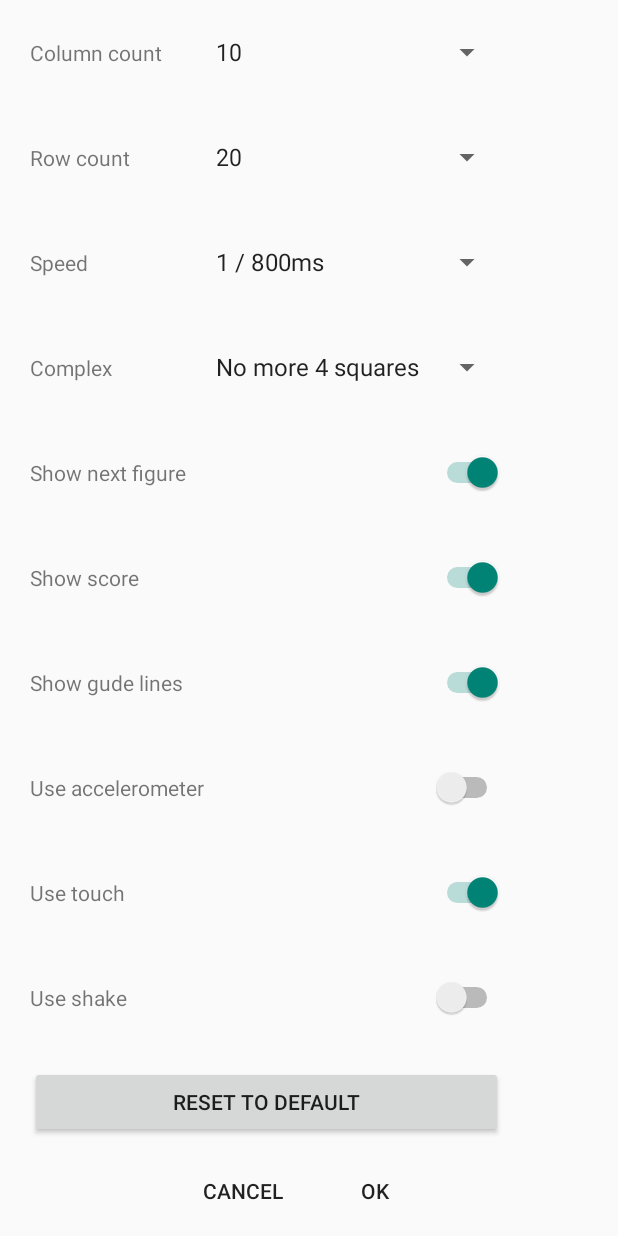
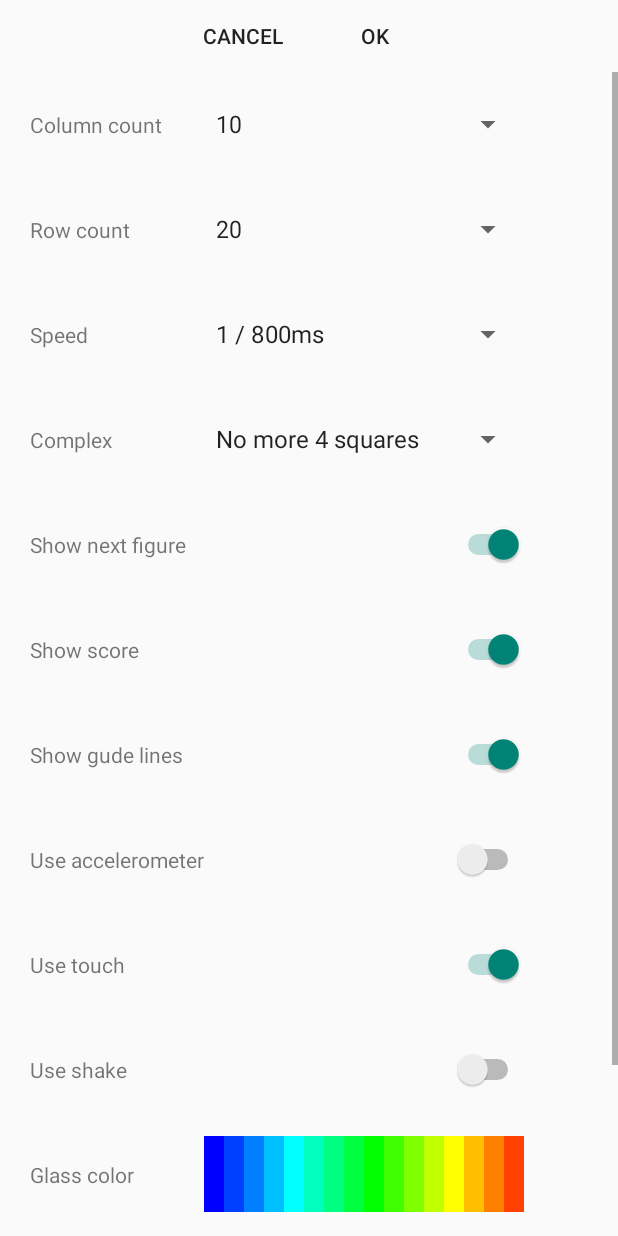
Before and after one commit to olegyurchenko/AndroidTetrisGame, an Android app: the screen it shows after launch (TetrisSettingsActivity), after a tap on "Settings", on a phone screen of 412 x 824 dp. Run offline under Robolectric (Android 15) with nearby library versions, the light colour scheme and no system bars.

Commit message:
Add glass color settings

```diff
--- a/app/src/main/java/ua/probe/oleg/tetrisgamecollection/SettingsActivity.java
+++ b/app/src/main/java/ua/probe/oleg/tetrisgamecollection/SettingsActivity.java
@@ -3,13 +3,21 @@ package ua.probe.oleg.tetrisgamecollection;
 import android.app.Activity;
 import android.content.Intent;
 //import android.support.v7.app.AppCompatActivity;
+import android.graphics.Color;
 import android.os.Bundle;
+import android.text.Editable;
+import android.text.TextWatcher;
+import android.util.Log;
 import android.view.View;
 import android.widget.ArrayAdapter;
+import android.widget.EditText;
 import android.widget.Spinner;
 import android.widget.Switch;
 
 import java.util.ArrayList;
+
+import ua.probe.oleg.tetrisgamecollection.colorpicker.LineColorPicker;
+import ua.probe.oleg.tetrisgamecollection.colorpicker.OnColorChangedListener;
 
 public class SettingsActivity extends Activity
   implements View.OnClickListener
@@ -20,6 +28,11 @@ public class SettingsActivity extends Activity
   TetrisBase.Settings settings;
   Switch showNextFigureSwitch, showScoreSwitch, showGudeLinesSwitch,
     useAccelerometerSwitch, useTouchSwitch, useShakeSwitch;
+
+  LineColorPicker glassColorPicker;
+  EditText glassColorEdit;
+  View glassColorView;
+
 
   protected final int[] speedSeries = new int[]{
     100, 200, 300, 400, 500, 800,
@@ -52,7 +65,90 @@ public class SettingsActivity extends Activity
     useTouchSwitch = (Switch) findViewById(R.id.switch_use_touch);
     useShakeSwitch = (Switch) findViewById(R.id.switch_use_shake);
 
+    glassColorPicker = (LineColorPicker) findViewById(R.id.picker_glass_color);
+    glassColorEdit = (EditText) findViewById(R.id.edit_glass_color);
+    glassColorView = findViewById(R.id.view_glass_color);
+
+    glassColorEdit.addTextChangedListener(new TextWatcher() {
+
+      public void afterTextChanged(Editable s) {}
+
+      public void beforeTextChanged(CharSequence s, int start,
+                                    int count, int after) {
+      }
+
+      public void onTextChanged(CharSequence s, int start,
+                                int before, int count) {
+        onGlassColorEditChanged();}
+    });
+
+    glassColorPicker.setOnColorChangedListener(new OnColorChangedListener() {
+      @Override
+      public void onColorChanged(int c) {
+        onGlassColorChanged(c);
+      }
+    });
+
+
     onSetup();
+  }
+
+  /**
+   * Generate palette of count colors
+   */
+  private int[] generateColors(int from, int to, int count) {
+    int[] palette = new int[count];
+
+    float[] hsvFrom = new float[3];
+    float[] hsvTo = new float[3];
+
+    Color.colorToHSV(from, hsvFrom);
+    Color.colorToHSV(to, hsvTo);
+
+    float step = (hsvTo[0] - hsvFrom[0]) / count;
+
+    for (int i = 0; i < count; i++) {
+      palette[i] = Color.HSVToColor(hsvFrom);
+
+      hsvFrom[0] += step;
+    }
+
+    return palette;
+  }
+
+  private void onGlassColorChanged(int c) {
+    glassColorEdit.setText(String.format("#%06X", (0xFFFFFF & c)));
+    glassColorView.setBackgroundColor(c);
+
+    settings.glassColor = c;
+  }
+
+
+  private void onGlassColorEditChanged() {
+    int color;
+    String text = glassColorEdit.getText().toString();
+    if(text.isEmpty())
+      return;
+
+    //Log.d("SettingsActivity", String.format("Text:'%s'", text));
+    try {
+      color = Color.parseColor(text);
+    }
+    catch(IllegalArgumentException e)
+    {
+      //Log.d("SettingsActivity", e.getMessage());
+      return;
+    }
+
+    //Log.d("SettingsActivity", String.format("Text:'%s' color:%d", text, color));
+    if(color == -1 || color == settings.glassColor)
+      return;
+
+    glassColorPicker.setSelectedColor(color);
+    glassColorView.setBackgroundColor(color);
+
+    settings.glassColor = color;
+
   }
 
   protected void onSetup()
@@ -129,6 +225,15 @@ public class SettingsActivity extends Activity
     //speedEdit.setText("" + settings.tickTime);
     //complexEdit.setText("" + settings.complexRate);
 
+    // set color palette
+    glassColorPicker.setColors(generateColors(Color.BLUE, Color.RED, 16));
+
+    // set selected color [optional]
+    glassColorPicker.setSelectedColor(settings.glassColor);
+
+    onGlassColorChanged(settings.glassColor);
+
+
   }
 
   protected void onSave() {
--- a/app/src/main/res/layout/activity_settings.xml
+++ b/app/src/main/res/layout/activity_settings.xml
@@ -1,9 +1,38 @@
 <?xml version="1.0" encoding="utf-8"?>
 
-<ScrollView
+<LinearLayout
     xmlns:android="http://schemas.android.com/apk/res/android"
     xmlns:app="http://schemas.android.com/apk/res-auto"
-    xmlns:tools="http://schemas.android.com/tools"
+    android:layout_width="match_parent"
+    android:layout_height="wrap_content"
+    android:orientation="vertical"
+    android:scrollbarAlwaysDrawHorizontalTrack="false"
+    >
+
+    <LinearLayout
+        android:layout_width="match_parent"
+        android:layout_height="wrap_content"
+        android:gravity="center_horizontal"
+        android:orientation="horizontal">
+
+        <Button
+            android:id="@+id/btn_cancel"
+            style="@style/Widget.AppCompat.Button.Borderless"
+            android:layout_width="wrap_content"
+            android:layout_height="wrap_content"
+            android:onClick="onClick"
+            android:text="@string/cancel"/>
+
+        <Button
+            android:id="@+id/btn_ok"
+            style="@style/Widget.AppCompat.Button.Borderless"
+            android:layout_width="wrap_content"
+            android:layout_height="wrap_content"
+            android:onClick="onClick"
+            android:text="@string/ok"/>
+    </LinearLayout>
+
+    <ScrollView
         android:layout_width="match_parent"
         android:layout_height="match_parent"
         android:fadeScrollbars="false"
@@ -11,207 +40,247 @@
         android:scrollbarStyle="insideOverlay"
         app:layout_scrollFlags="scroll|enterAlways">
 
-    <LinearLayout
-    android:orientation="vertical"
-    android:layout_width="match_parent"
-    android:layout_height="wrap_content"
-    android:scrollbarAlwaysDrawHorizontalTrack="false"
-        >
-
 
         <TableLayout
             android:layout_width="match_parent"
             android:layout_height="wrap_content"
             android:layout_marginEnd="20dp"
             android:layout_marginStart="20dp">
-        <TableRow android:gravity="center_vertical"
+
+            <TableRow
+                android:gravity="center_vertical"
                 android:minHeight="70dp">
+
                 <TextView
-                android:text="@string/column_count"
                     android:layout_width="wrap_content"
                     android:layout_height="wrap_content"
-                android:maxWidth="120dp"/>
+                    android:maxWidth="120dp"
+                    android:text="@string/column_count"/>
 
                 <Spinner
+                    android:id="@+id/spinner_columns"
                     android:layout_width="match_parent"
                     android:layout_height="wrap_content"
-                android:id="@+id/spinner_columns"
                     android:minWidth="160dp"
                     android:spinnerMode="dialog"/>
 
 
             </TableRow>
-        <TableRow android:gravity="center_vertical"
+
+            <TableRow
+                android:gravity="center_vertical"
                 android:minHeight="70dp">
+
                 <TextView
-                android:text="@string/row_count"
                     android:layout_width="wrap_content"
                     android:layout_height="wrap_content"
-                android:maxWidth="120dp"/>
+                    android:maxWidth="120dp"
+                    android:text="@string/row_count"/>
 
                 <Spinner
+                    android:id="@+id/spinner_rows"
                     android:layout_width="match_parent"
                     android:layout_height="wrap_content"
-                android:id="@+id/spinner_rows"
-                android:spinnerMode="dialog"/>
-
-
-        </TableRow>
-        <TableRow android:gravity="center_vertical"
-                  android:minHeight="70dp">
-
-
-            <TextView
-                android:text="@string/speed"
-                android:layout_width="wrap_content"
-                android:layout_height="wrap_content"
-                android:maxWidth="120dp"/>
-
-            <Spinner
-                android:layout_width="match_parent"
-                android:layout_height="wrap_content"
-                android:id="@+id/spinner_speed"
                     android:spinnerMode="dialog"/>
 
 
             </TableRow>
 
-        <TableRow android:gravity="center_vertical"
+            <TableRow
+                android:gravity="center_vertical"
                 android:minHeight="70dp">
+
+
                 <TextView
-                android:text="@string/complex"
                     android:layout_width="wrap_content"
                     android:layout_height="wrap_content"
-                android:maxWidth="120dp"/>
+                    android:maxWidth="120dp"
+                    android:text="@string/speed"/>
 
                 <Spinner
+                    android:id="@+id/spinner_speed"
                     android:layout_width="match_parent"
                     android:layout_height="wrap_content"
-                android:id="@+id/spinner_complex"
                     android:spinnerMode="dialog"/>
 
 
             </TableRow>
 
-        <TableRow android:gravity="center_vertical"
+            <TableRow
+                android:gravity="center_vertical"
                 android:minHeight="70dp">
+
                 <TextView
-                android:text="@string/show_next_figure"
                     android:layout_width="wrap_content"
                     android:layout_height="wrap_content"
-                android:maxWidth="120dp"/>
+                    android:maxWidth="120dp"
+                    android:text="@string/complex"/>
+
+                <Spinner
+                    android:id="@+id/spinner_complex"
+                    android:layout_width="match_parent"
+                    android:layout_height="wrap_content"
+                    android:spinnerMode="dialog"/>
+
+
+            </TableRow>
+
+            <TableRow
+                android:gravity="center_vertical"
+                android:minHeight="70dp">
+
+                <TextView
+                    android:layout_width="wrap_content"
+                    android:layout_height="wrap_content"
+                    android:maxWidth="120dp"
+                    android:text="@string/show_next_figure"/>
+
                 <Switch
+                    android:id="@+id/switch_next_figure"
                     android:layout_width="wrap_content"
                     android:layout_height="50dp"
-                android:id="@+id/switch_next_figure"
                     />
             </TableRow>
 
-        <TableRow android:gravity="center_vertical"
+            <TableRow
+                android:gravity="center_vertical"
                 android:minHeight="70dp">
+
                 <TextView
-                android:text="@string/show_score"
                     android:layout_width="wrap_content"
                     android:layout_height="wrap_content"
-                android:maxWidth="120dp"/>
+                    android:maxWidth="120dp"
+                    android:text="@string/show_score"/>
+
                 <Switch
+                    android:id="@+id/switch_show_score"
                     android:layout_width="wrap_content"
                     android:layout_height="50dp"
-                android:id="@+id/switch_show_score"
                     />
             </TableRow>
 
-        <TableRow android:gravity="center_vertical"
+            <TableRow
+                android:gravity="center_vertical"
                 android:minHeight="70dp">
+
                 <TextView
-                android:text="@string/show_guide_lines"
                     android:layout_width="wrap_content"
                     android:layout_height="wrap_content"
-                android:maxWidth="120dp"/>
+                    android:maxWidth="120dp"
+                    android:text="@string/show_guide_lines"/>
+
                 <Switch
+                    android:id="@+id/switch_show_guide_line"
                     android:layout_width="wrap_content"
                     android:layout_height="50dp"
-                android:id="@+id/switch_show_guide_line"
                     />
             </TableRow>
 
-        <TableRow android:gravity="center_vertical"
+            <TableRow
+                android:gravity="center_vertical"
                 android:minHeight="70dp">
+
                 <TextView
-                android:text="@string/use_accelerometer"
                     android:layout_width="wrap_content"
                     android:layout_height="wrap_content"
-                android:maxWidth="120dp"/>
+                    android:maxWidth="120dp"
+                    android:text="@string/use_accelerometer"/>
+
                 <Switch
+                    android:id="@+id/switch_use_accelerometer"
                     android:layout_width="wrap_content"
                     android:layout_height="50dp"
-                android:id="@+id/switch_use_accelerometer"
                     />
             </TableRow>
 
-        <TableRow android:gravity="center_vertical"
+            <TableRow
+                android:gravity="center_vertical"
                 android:minHeight="70dp">
+
                 <TextView
-                android:text="@string/use_touch"
                     android:layout_width="wrap_content"
                     android:layout_height="wrap_content"
-                android:maxWidth="120dp"/>
+                    android:maxWidth="120dp"
+                    android:text="@string/use_touch"/>
+
                 <Switch
+                    android:id="@+id/switch_use_touch"
                     android:layout_width="wrap_content"
                     android:layout_height="50dp"
-                android:id="@+id/switch_use_touch"
                     />
             </TableRow>
 
-        <TableRow android:gravity="center_vertical"
+            <TableRow
+                android:gravity="center_vertical"
                 android:minHeight="70dp">
+
                 <TextView
-                android:text="@string/use_shake"
                     android:layout_width="wrap_content"
                     android:layout_height="wrap_content"
-                android:maxWidth="120dp"/>
+                    android:maxWidth="120dp"
+                    android:text="@string/use_shake"/>
+
                 <Switch
+                    android:id="@+id/switch_use_shake"
                     android:layout_width="wrap_content"
                     android:layout_height="50dp"
-                android:id="@+id/switch_use_shake"
+                    />
+
+            </TableRow>
+
+            <TableRow
+                android:gravity="center_vertical"
+                android:minHeight="70dp">
+
+                <TextView
+                    android:layout_width="wrap_content"
+                    android:layout_height="wrap_content"
+                    android:maxWidth="120dp"
+                    android:text="@string/glass_color"/>
+
+
+                    <ua.probe.oleg.tetrisgamecollection.colorpicker.LineColorPicker
+                        android:id="@+id/picker_glass_color"
+                        android:layout_width="match_parent"
+                        android:layout_height="60dp"
+                        app:orientation="horizontal"/>
+            </TableRow>
+
+            <TableRow
+                android:gravity="center_vertical"
+                android:minHeight="70dp">
+
+                <TextView
+                    android:layout_width="wrap_content"
+                    android:layout_height="wrap_content"
+                    android:maxWidth="120dp"
+                    android:text=""
+                    android:id="@+id/view_glass_color"/>
+
+
+                    <EditText
+                        android:layout_width="match_parent"
+                        android:ems="10"
+                        android:id="@+id/edit_glass_color"
+                        android:layout_height="wrap_content"
+                        android:digits="0123456789ABCDEF"
+                        android:inputType="textCapCharacters"
                         />
             </TableRow>
 
-        <TableRow android:gravity="center_vertical"
+            <TableRow
+                android:gravity="center_vertical"
                 android:minHeight="70dp">
 
                 <Button
-                android:text="@string/reset_to_default"
+                    android:id="@+id/btn_default"
                     android:layout_width="wrap_content"
                     android:layout_height="wrap_content"
-                android:id="@+id/btn_default"
+                    android:layout_span="2"
                     android:onClick="onClick"
-                android:layout_span="2"/>
+                    android:text="@string/reset_to_default"/>
             </TableRow>
 
         </TableLayout>
-
-    <LinearLayout
-        android:orientation="horizontal"
-        android:layout_width="match_parent"
-        android:layout_height="wrap_content"
-        android:gravity="center_horizontal">
-
-        <Button
-            android:text="@string/cancel"
-            android:layout_width="wrap_content"
-            android:layout_height="wrap_content"
-            android:id="@+id/btn_cancel"
-            android:onClick="onClick"
-            style="@style/Widget.AppCompat.Button.Borderless"/>
-
-        <Button
-            android:text="@string/ok"
-            android:layout_width="wrap_content"
-            android:layout_height="wrap_content"
-            android:id="@+id/btn_ok"
-            android:onClick="onClick"
-            style="@style/Widget.AppCompat.Button.Borderless"/>
+    </ScrollView>
 </LinearLayout>
-</LinearLayout>
-</ScrollView>
--- a/app/src/main/res/values/strings.xml
+++ b/app/src/main/res/values/strings.xml
@@ -48,4 +48,5 @@
     <string name="btn_down">Down</string>
     <string name="btn_rotate">Rotate</string>
     <string name="btn_robot">Robot step</string>
+    <string name="glass_color">Glass color</string>
 </resources>
```
Also changed, not shown: 1 other file. Lines whose indentation alone changed are shown as unchanged.
